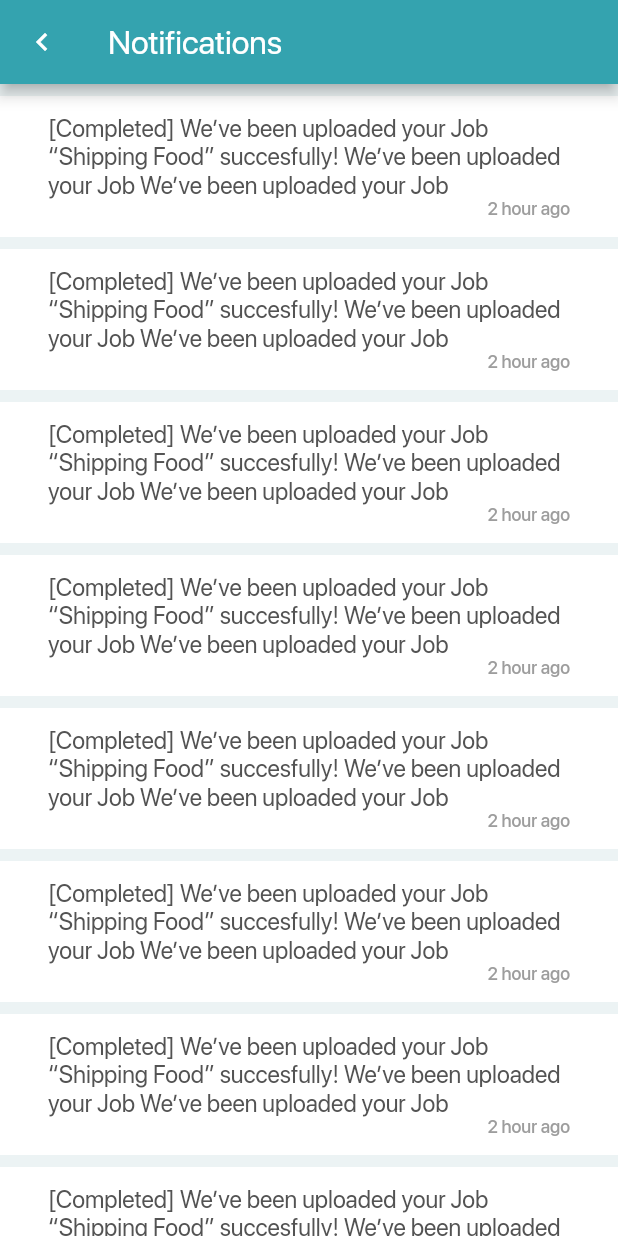
After one commit to truonghm0703/jobsrabbit, a Flutter app: the Notifications screen opened directly, on a phone screen of 412 x 824 dp. The commit adds this screen. Run offline on Flutter 3.47's test engine with Material 2 defaults, Android fonts, the phone set to English and light mode, and no system bars; our stand-ins replace dio.

Commit message:
Notification page

```diff
--- /dev/null
+++ b/lib/views/dashboard/profile/notifications.dart
@@ -0,0 +1,85 @@
+import 'package:flutter/cupertino.dart';
+import 'package:flutter/material.dart';
+
+class Notifications extends StatelessWidget {
+  @override
+  Widget build(BuildContext context) {
+    return Scaffold(
+      appBar: AppBar(
+        backgroundColor: Color(0x00ff34a3af),
+        title: Text(
+          "Notifications",
+          style: TextStyle(
+            fontWeight: FontWeight.w400,
+            fontSize: 22,
+            color: Colors.white,
+          ),
+        ),
+        leading: Builder(
+          builder: (BuildContext context) {
+            return IconButton(
+              icon: const Icon(Icons.chevron_left),
+              onPressed: () {
+                Navigator.of(context).pop();
+              },
+            );
+          },
+        ),
+      ),
+      body: Notification(),
+      backgroundColor: Color(0xffecf3f4),
+    );
+  }
+}
+
+class Notification extends StatelessWidget {
+  @override
+  Widget build(BuildContext context) {
+    return ListView.builder(
+      padding: EdgeInsets.zero,
+      itemBuilder: (BuildContext context, int index) {
+        return _itemNotiBuilder(index);
+      },
+      itemCount: 20,
+    );
+  }
+
+  Widget _itemNotiBuilder(int index) {
+    return Container(
+      height: 102,
+      color: Colors.white,
+      child: Stack(
+        children: <Widget>[
+          Padding(
+            padding: const EdgeInsets.only(top: 20.0, bottom: 20, left: 32, right: 32),
+            child: Text(
+              "[Completed] We’ve been uploaded your Job “Shipping Food” succesfully! We’ve been uploaded your Job We’ve been uploaded your Job",
+              style: TextStyle(
+                fontWeight: FontWeight.w400,
+                fontSize: 16,
+                color: Color(0xff535353),
+              ),
+              maxLines: 3,
+            ),
+          ),
+          Positioned(
+            bottom: 12,
+            right: 32,
+            child: Text(
+              "2 hour ago",
+              style: TextStyle(
+                fontWeight: FontWeight.w500,
+                fontSize: 12,
+                color: Color(0xff9d9d9d),
+              ),
+            ),
+          ),
+          Container(
+            height: 8,
+            color: Color(0xffecf3f4),
+          ),
+        ],
+      ),
+    );
+  }
+}
--- a/lib/views/dashboard/profile/profile.dart
+++ b/lib/views/dashboard/profile/profile.dart
@@ -1,5 +1,6 @@
 import 'package:flutter/cupertino.dart';
 import 'package:flutter/material.dart';
+import 'notifications.dart';
 
 class Profile extends StatelessWidget {
   @override
@@ -109,7 +110,10 @@ class _ProfileHeaderState extends State<ProfileHeader> {
                 ),
                 InkWell(
                   onTap: () {
-                    print("tap");
+                    Navigator.push(
+                      context,
+                      MaterialPageRoute(builder: (context) => Notifications()),
+                    );
                   },
                   child: Container(
                     alignment: Alignment.center,
```
